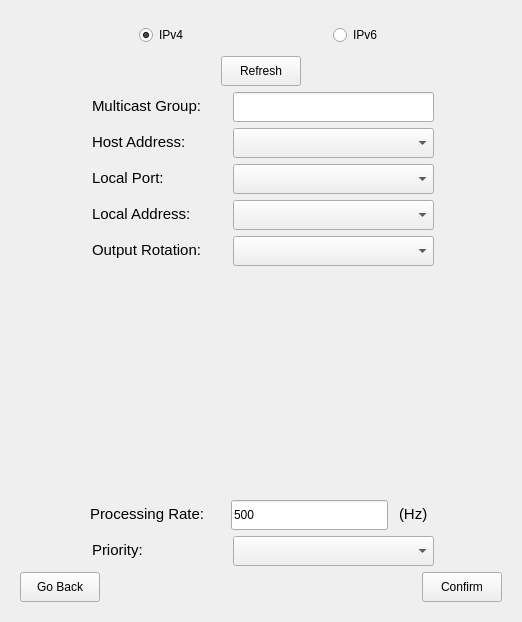
This is src/mocap_manager.ui in YevheniiKovryzhenko/KGroundControl as Qt 5 draws it before an edit. The edited form follows.
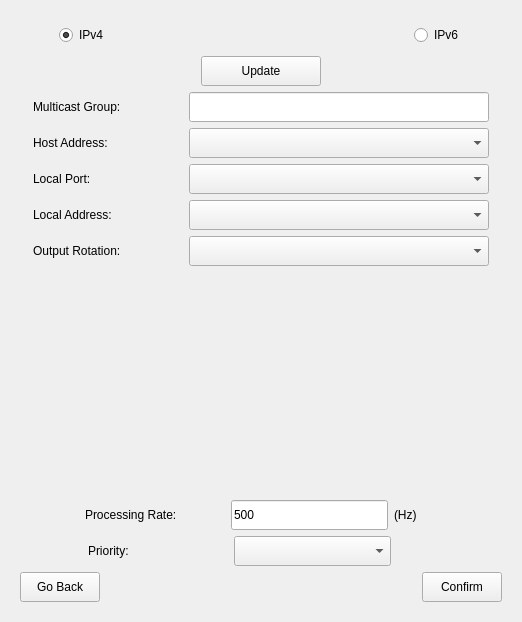
This is the edited form. The open tabs and pages were chosen to show the change.

Diff of the .ui file:
```diff
--- a/src/mocap_manager.ui
+++ b/src/mocap_manager.ui
@@ -13,9 +13,6 @@
   <property name="windowTitle">
    <string>Form</string>
   </property>
-  <property name="styleSheet">
-   <string notr="true">QTextBrowser { background: transparent; }</string>
-  </property>
   <property name="locale">
    <locale language="English" country="UnitedStates"/>
   </property>
@@ -226,7 +223,7 @@
               <enum>Qt::Orientation::Horizontal</enum>
              </property>
              <property name="sizeType">
-              <enum>QSizePolicy::Policy::Preferred</enum>
+              <enum>QSizePolicy::Fixed</enum>
              </property>
              <property name="sizeHint" stdset="0">
               <size>
@@ -242,7 +239,7 @@
               <enum>Qt::Orientation::Horizontal</enum>
              </property>
              <property name="sizeType">
-              <enum>QSizePolicy::Policy::Preferred</enum>
+              <enum>QSizePolicy::Fixed</enum>
              </property>
              <property name="sizeHint" stdset="0">
               <size>
@@ -302,18 +299,18 @@
             <widget class="QPushButton" name="btn_connection_local_update">
              <property name="minimumSize">
               <size>
-               <width>0</width>
+               <width>120</width>
                <height>30</height>
               </size>
              </property>
              <property name="maximumSize">
               <size>
-               <width>80</width>
+               <width>120</width>
                <height>16777215</height>
               </size>
              </property>
              <property name="text">
-              <string>Refresh</string>
+              <string>Update</string>
              </property>
             </widget>
            </item>
@@ -341,50 +338,31 @@
              </property>
              <property name="sizeHint" stdset="0">
               <size>
-               <width>300</width>
+               <width>20</width>
                <height>20</height>
               </size>
              </property>
             </spacer>
            </item>
            <item>
-            <widget class="QTextBrowser" name="textBrowser_42">
+            <widget class="QLabel" name="textBrowser_42">
              <property name="sizePolicy">
-              <sizepolicy hsizetype="Minimum" vsizetype="Ignored">
+              <sizepolicy hsizetype="Minimum" vsizetype="Fixed">
                <horstretch>0</horstretch>
                <verstretch>0</verstretch>
               </sizepolicy>
              </property>
              <property name="minimumSize">
               <size>
-               <width>140</width>
+               <width>150</width>
                <height>30</height>
               </size>
              </property>
-             <property name="sizeIncrement">
-              <size>
-               <width>0</width>
-               <height>0</height>
-              </size>
+             <property name="text">
+              <string>Multicast Group:</string>
              </property>
-             <property name="verticalScrollBarPolicy">
-              <enum>Qt::ScrollBarPolicy::ScrollBarAlwaysOff</enum>
-             </property>
-             <property name="horizontalScrollBarPolicy">
-              <enum>Qt::ScrollBarPolicy::ScrollBarAlwaysOff</enum>
-             </property>
-             <property name="sizeAdjustPolicy">
-              <enum>QAbstractScrollArea::SizeAdjustPolicy::AdjustToContents</enum>
-             </property>
-             <property name="html">
-              <string>&lt;!DOCTYPE HTML PUBLIC &quot;-//W3C//DTD HTML 4.0//EN&quot; &quot;http://www.w3.org/TR/REC-html40/strict.dtd&quot;&gt;
-&lt;html&gt;&lt;head&gt;&lt;meta name=&quot;qrichtext&quot; content=&quot;1&quot; /&gt;&lt;meta charset=&quot;utf-8&quot; /&gt;&lt;style type=&quot;text/css&quot;&gt;
-p, li { white-space: pre-wrap; }
-hr { height: 1px; border-width: 0; }
-li.unchecked::marker { content: &quot;\2610&quot;; }
-li.checked::marker { content: &quot;\2612&quot;; }
-&lt;/style&gt;&lt;/head&gt;&lt;body style=&quot; font-family:'Segoe UI'; font-size:9pt; font-weight:400; font-style:normal;&quot;&gt;
-&lt;p style=&quot; margin-top:0px; margin-bottom:0px; margin-left:0px; margin-right:0px; -qt-block-indent:0; text-indent:0px;&quot;&gt;&lt;span style=&quot; font-family:'Ubuntu Sans'; font-size:11pt;&quot;&gt;Multicast Group:&lt;/span&gt;&lt;/p&gt;&lt;/body&gt;&lt;/html&gt;</string>
+             <property name="alignment">
+              <set>Qt::AlignLeading|Qt::AlignLeft|Qt::AlignVCenter</set>
              </property>
             </widget>
            </item>
@@ -398,7 +376,7 @@
              </property>
              <property name="minimumSize">
               <size>
-               <width>201</width>
+               <width>300</width>
                <height>30</height>
               </size>
              </property>
@@ -426,7 +404,7 @@
              </property>
              <property name="sizeHint" stdset="0">
               <size>
-               <width>300</width>
+               <width>20</width>
                <height>20</height>
               </size>
              </property>
@@ -443,50 +421,31 @@
              </property>
              <property name="sizeHint" stdset="0">
               <size>
-               <width>300</width>
+               <width>20</width>
                <height>20</height>
               </size>
              </property>
             </spacer>
            </item>
            <item>
-            <widget class="QTextBrowser" name="textBrowser_43">
+            <widget class="QLabel" name="textBrowser_43">
              <property name="sizePolicy">
-              <sizepolicy hsizetype="Minimum" vsizetype="Ignored">
+              <sizepolicy hsizetype="Minimum" vsizetype="Fixed">
                <horstretch>0</horstretch>
                <verstretch>0</verstretch>
               </sizepolicy>
              </property>
              <property name="minimumSize">
               <size>
-               <width>140</width>
+               <width>150</width>
                <height>30</height>
               </size>
              </property>
-             <property name="sizeIncrement">
-              <size>
-               <width>0</width>
-               <height>0</height>
-              </size>
+             <property name="text">
+              <string>Host Address:</string>
              </property>
-             <property name="verticalScrollBarPolicy">
-              <enum>Qt::ScrollBarPolicy::ScrollBarAlwaysOff</enum>
-             </property>
-             <property name="horizontalScrollBarPolicy">
-              <enum>Qt::ScrollBarPolicy::ScrollBarAlwaysOff</enum>
-             </property>
-             <property name="sizeAdjustPolicy">
-              <enum>QAbstractScrollArea::SizeAdjustPolicy::AdjustToContents</enum>
-             </property>
-             <property name="html">
-              <string>&lt;!DOCTYPE HTML PUBLIC &quot;-//W3C//DTD HTML 4.0//EN&quot; &quot;http://www.w3.org/TR/REC-html40/strict.dtd&quot;&gt;
-&lt;html&gt;&lt;head&gt;&lt;meta name=&quot;qrichtext&quot; content=&quot;1&quot; /&gt;&lt;meta charset=&quot;utf-8&quot; /&gt;&lt;style type=&quot;text/css&quot;&gt;
-p, li { white-space: pre-wrap; }
-hr { height: 1px; border-width: 0; }
-li.unchecked::marker { content: &quot;\2610&quot;; }
-li.checked::marker { content: &quot;\2612&quot;; }
-&lt;/style&gt;&lt;/head&gt;&lt;body style=&quot; font-family:'Segoe UI'; font-size:9pt; font-weight:400; font-style:normal;&quot;&gt;
-&lt;p style=&quot; margin-top:0px; margin-bottom:0px; margin-left:0px; margin-right:0px; -qt-block-indent:0; text-indent:0px;&quot;&gt;&lt;span style=&quot; font-family:'Ubuntu Sans'; font-size:11pt;&quot;&gt;Host Address:&lt;/span&gt;&lt;/p&gt;&lt;/body&gt;&lt;/html&gt;</string>
+             <property name="alignment">
+              <set>Qt::AlignLeading|Qt::AlignLeft|Qt::AlignVCenter</set>
              </property>
             </widget>
            </item>
@@ -500,7 +459,7 @@
              </property>
              <property name="minimumSize">
               <size>
-               <width>201</width>
+               <width>300</width>
                <height>30</height>
               </size>
              </property>
@@ -516,6 +475,9 @@
                <height>0</height>
               </size>
              </property>
+             <property name="sizeAdjustPolicy">
+              <enum>QComboBox::AdjustToContents</enum>
+             </property>
             </widget>
            </item>
            <item>
@@ -525,7 +487,7 @@
              </property>
              <property name="sizeHint" stdset="0">
               <size>
-               <width>300</width>
+               <width>20</width>
                <height>20</height>
               </size>
              </property>
@@ -542,50 +504,31 @@
              </property>
              <property name="sizeHint" stdset="0">
               <size>
-               <width>300</width>
+               <width>20</width>
                <height>20</height>
               </size>
              </property>
             </spacer>
            </item>
            <item>
-            <widget class="QTextBrowser" name="textBrowser_44">
+            <widget class="QLabel" name="textBrowser_44">
              <property name="sizePolicy">
-              <sizepolicy hsizetype="Minimum" vsizetype="Ignored">
+              <sizepolicy hsizetype="Minimum" vsizetype="Fixed">
                <horstretch>0</horstretch>
                <verstretch>0</verstretch>
               </sizepolicy>
              </property>
              <property name="minimumSize">
               <size>
-               <width>140</width>
+               <width>150</width>
                <height>30</height>
               </size>
              </property>
-             <property name="sizeIncrement">
-              <size>
-               <width>0</width>
-               <height>0</height>
-              </size>
+             <property name="text">
+              <string>Local Port:</string>
              </property>
-             <property name="verticalScrollBarPolicy">
-              <enum>Qt::ScrollBarPolicy::ScrollBarAlwaysOff</enum>
-             </property>
-             <property name="horizontalScrollBarPolicy">
-              <enum>Qt::ScrollBarPolicy::ScrollBarAlwaysOff</enum>
-             </property>
-             <property name="sizeAdjustPolicy">
-              <enum>QAbstractScrollArea::SizeAdjustPolicy::AdjustToContents</enum>
-             </property>
-             <property name="html">
-              <string>&lt;!DOCTYPE HTML PUBLIC &quot;-//W3C//DTD HTML 4.0//EN&quot; &quot;http://www.w3.org/TR/REC-html40/strict.dtd&quot;&gt;
-&lt;html&gt;&lt;head&gt;&lt;meta name=&quot;qrichtext&quot; content=&quot;1&quot; /&gt;&lt;meta charset=&quot;utf-8&quot; /&gt;&lt;style type=&quot;text/css&quot;&gt;
-p, li { white-space: pre-wrap; }
-hr { height: 1px; border-width: 0; }
-li.unchecked::marker { content: &quot;\2610&quot;; }
-li.checked::marker { content: &quot;\2612&quot;; }
-&lt;/style&gt;&lt;/head&gt;&lt;body style=&quot; font-family:'Segoe UI'; font-size:9pt; font-weight:400; font-style:normal;&quot;&gt;
-&lt;p style=&quot; margin-top:0px; margin-bottom:0px; margin-left:0px; margin-right:0px; -qt-block-indent:0; text-indent:0px;&quot;&gt;&lt;span style=&quot; font-family:'Ubuntu Sans'; font-size:11pt;&quot;&gt;Local Port:&lt;/span&gt;&lt;/p&gt;&lt;/body&gt;&lt;/html&gt;</string>
+             <property name="alignment">
+              <set>Qt::AlignLeading|Qt::AlignLeft|Qt::AlignVCenter</set>
              </property>
             </widget>
            </item>
@@ -599,7 +542,7 @@
              </property>
              <property name="minimumSize">
               <size>
-               <width>201</width>
+               <width>300</width>
                <height>30</height>
               </size>
              </property>
@@ -615,6 +558,9 @@
                <height>0</height>
               </size>
              </property>
+             <property name="sizeAdjustPolicy">
+              <enum>QComboBox::AdjustToContents</enum>
+             </property>
             </widget>
            </item>
            <item>
@@ -624,7 +570,7 @@
              </property>
              <property name="sizeHint" stdset="0">
               <size>
-               <width>300</width>
+               <width>20</width>
                <height>20</height>
               </size>
              </property>
@@ -641,50 +587,31 @@
              </property>
              <property name="sizeHint" stdset="0">
               <size>
-               <width>300</width>
+               <width>20</width>
                <height>20</height>
               </size>
              </property>
             </spacer>
            </item>
            <item>
-            <widget class="QTextBrowser" name="textBrowser_45">
+            <widget class="QLabel" name="textBrowser_45">
              <property name="sizePolicy">
-              <sizepolicy hsizetype="Minimum" vsizetype="Ignored">
+              <sizepolicy hsizetype="Minimum" vsizetype="Fixed">
                <horstretch>0</horstretch>
                <verstretch>0</verstretch>
               </sizepolicy>
              </property>
              <property name="minimumSize">
               <size>
-               <width>140</width>
+               <width>150</width>
                <height>30</height>
               </size>
              </property>
-             <property name="sizeIncrement">
-              <size>
-               <width>0</width>
-               <height>0</height>
-              </size>
+             <property name="text">
+              <string>Local Address:</string>
              </property>
-             <property name="verticalScrollBarPolicy">
-              <enum>Qt::ScrollBarPolicy::ScrollBarAlwaysOff</enum>
-             </property>
-             <property name="horizontalScrollBarPolicy">
-              <enum>Qt::ScrollBarPolicy::ScrollBarAlwaysOff</enum>
-             </property>
-             <property name="sizeAdjustPolicy">
-              <enum>QAbstractScrollArea::SizeAdjustPolicy::AdjustToContents</enum>
-             </property>
-             <property name="html">
-              <string>&lt;!DOCTYPE HTML PUBLIC &quot;-//W3C//DTD HTML 4.0//EN&quot; &quot;http://www.w3.org/TR/REC-html40/strict.dtd&quot;&gt;
-&lt;html&gt;&lt;head&gt;&lt;meta name=&quot;qrichtext&quot; content=&quot;1&quot; /&gt;&lt;meta charset=&quot;utf-8&quot; /&gt;&lt;style type=&quot;text/css&quot;&gt;
-p, li { white-space: pre-wrap; }
-hr { height: 1px; border-width: 0; }
-li.unchecked::marker { content: &quot;\2610&quot;; }
-li.checked::marker { content: &quot;\2612&quot;; }
-&lt;/style&gt;&lt;/head&gt;&lt;body style=&quot; font-family:'Segoe UI'; font-size:9pt; font-weight:400; font-style:normal;&quot;&gt;
-&lt;p style=&quot; margin-top:0px; margin-bottom:0px; margin-left:0px; margin-right:0px; -qt-block-indent:0; text-indent:0px;&quot;&gt;&lt;span style=&quot; font-family:'Ubuntu Sans'; font-size:11pt;&quot;&gt;Local Address:&lt;/span&gt;&lt;/p&gt;&lt;/body&gt;&lt;/html&gt;</string>
+             <property name="alignment">
+              <set>Qt::AlignLeading|Qt::AlignLeft|Qt::AlignVCenter</set>
              </property>
             </widget>
            </item>
@@ -698,7 +625,7 @@
              </property>
              <property name="minimumSize">
               <size>
-               <width>201</width>
+               <width>300</width>
                <height>30</height>
               </size>
              </property>
@@ -714,6 +641,9 @@
                <height>0</height>
               </size>
              </property>
+             <property name="sizeAdjustPolicy">
+              <enum>QComboBox::AdjustToContents</enum>
+             </property>
             </widget>
            </item>
            <item>
@@ -723,7 +653,7 @@
              </property>
              <property name="sizeHint" stdset="0">
               <size>
-               <width>300</width>
+               <width>20</width>
                <height>20</height>
               </size>
              </property>
@@ -740,64 +670,45 @@
              </property>
              <property name="sizeHint" stdset="0">
               <size>
-               <width>300</width>
+               <width>20</width>
                <height>20</height>
               </size>
              </property>
             </spacer>
            </item>
            <item>
-            <widget class="QTextBrowser" name="textBrowser_46">
+            <widget class="QLabel" name="textBrowser_46">
              <property name="sizePolicy">
-              <sizepolicy hsizetype="Minimum" vsizetype="Ignored">
+              <sizepolicy hsizetype="Minimum" vsizetype="Fixed">
                <horstretch>0</horstretch>
                <verstretch>0</verstretch>
               </sizepolicy>
              </property>
              <property name="minimumSize">
               <size>
-               <width>140</width>
+               <width>150</width>
                <height>30</height>
               </size>
              </property>
-             <property name="sizeIncrement">
-              <size>
-               <width>0</width>
-               <height>0</height>
-              </size>
+             <property name="text">
+              <string>Output Rotation:</string>
              </property>
-             <property name="verticalScrollBarPolicy">
-              <enum>Qt::ScrollBarPolicy::ScrollBarAlwaysOff</enum>
-             </property>
-             <property name="horizontalScrollBarPolicy">
-              <enum>Qt::ScrollBarPolicy::ScrollBarAlwaysOff</enum>
-             </property>
-             <property name="sizeAdjustPolicy">
-              <enum>QAbstractScrollArea::SizeAdjustPolicy::AdjustToContents</enum>
-             </property>
-             <property name="html">
-              <string>&lt;!DOCTYPE HTML PUBLIC &quot;-//W3C//DTD HTML 4.0//EN&quot; &quot;http://www.w3.org/TR/REC-html40/strict.dtd&quot;&gt;
-&lt;html&gt;&lt;head&gt;&lt;meta name=&quot;qrichtext&quot; content=&quot;1&quot; /&gt;&lt;meta charset=&quot;utf-8&quot; /&gt;&lt;style type=&quot;text/css&quot;&gt;
-p, li { white-space: pre-wrap; }
-hr { height: 1px; border-width: 0; }
-li.unchecked::marker { content: &quot;\2610&quot;; }
-li.checked::marker { content: &quot;\2612&quot;; }
-&lt;/style&gt;&lt;/head&gt;&lt;body style=&quot; font-family:'Segoe UI'; font-size:9pt; font-weight:400; font-style:normal;&quot;&gt;
-&lt;p style=&quot; margin-top:0px; margin-bottom:0px; margin-left:0px; margin-right:0px; -qt-block-indent:0; text-indent:0px;&quot;&gt;&lt;span style=&quot; font-family:'Ubuntu Sans'; font-size:11pt;&quot;&gt;Output Rotation:&lt;/span&gt;&lt;/p&gt;&lt;/body&gt;&lt;/html&gt;</string>
+             <property name="alignment">
+              <set>Qt::AlignLeading|Qt::AlignLeft|Qt::AlignVCenter</set>
              </property>
             </widget>
            </item>
            <item>
             <widget class="QComboBox" name="cmbx_connection_rotation">
              <property name="sizePolicy">
-              <sizepolicy hsizetype="MinimumExpanding" vsizetype="Maximum">
+              <sizepolicy hsizetype="Minimum" vsizetype="Maximum">
                <horstretch>30</horstretch>
                <verstretch>0</verstretch>
               </sizepolicy>
              </property>
              <property name="minimumSize">
               <size>
-               <width>201</width>
+               <width>300</width>
                <height>30</height>
               </size>
              </property>
@@ -813,6 +724,9 @@
                <height>0</height>
               </size>
              </property>
+             <property name="sizeAdjustPolicy">
+              <enum>QComboBox::AdjustToContents</enum>
+             </property>
             </widget>
            </item>
            <item>
@@ -822,7 +736,7 @@
              </property>
              <property name="sizeHint" stdset="0">
               <size>
-               <width>300</width>
+               <width>20</width>
                <height>20</height>
               </size>
              </property>
@@ -836,12 +750,12 @@
             <enum>Qt::Orientation::Vertical</enum>
            </property>
            <property name="sizeType">
-            <enum>QSizePolicy::Policy::MinimumExpanding</enum>
+            <enum>QSizePolicy::Fixed</enum>
            </property>
            <property name="sizeHint" stdset="0">
             <size>
-             <width>20</width>
-             <height>0</height>
+             <width>0</width>
+             <height>500</height>
             </size>
            </property>
           </spacer>
@@ -862,9 +776,9 @@
             </spacer>
            </item>
            <item>
-            <widget class="QTextBrowser" name="textBrowser_9">
+            <widget class="QLabel" name="textBrowser_9">
              <property name="sizePolicy">
-              <sizepolicy hsizetype="Minimum" vsizetype="Ignored">
+              <sizepolicy hsizetype="Minimum" vsizetype="Fixed">
                <horstretch>0</horstretch>
                <verstretch>0</verstretch>
               </sizepolicy>
@@ -875,36 +789,8 @@
                <height>30</height>
               </size>
              </property>
-             <property name="sizeIncrement">
-              <size>
-               <width>0</width>
-               <height>0</height>
-              </size>
-             </property>
-             <property name="frameShape">
-              <enum>QFrame::Shape::StyledPanel</enum>
-             </property>
-             <property name="frameShadow">
-              <enum>QFrame::Shadow::Plain</enum>
-             </property>
-             <property name="verticalScrollBarPolicy">
-              <enum>Qt::ScrollBarPolicy::ScrollBarAlwaysOff</enum>
-             </property>
-             <property name="horizontalScrollBarPolicy">
-              <enum>Qt::ScrollBarPolicy::ScrollBarAlwaysOff</enum>
-             </property>
-             <property name="sizeAdjustPolicy">
-              <enum>QAbstractScrollArea::SizeAdjustPolicy::AdjustToContents</enum>
-             </property>
-             <property name="html">
-              <string>&lt;!DOCTYPE HTML PUBLIC &quot;-//W3C//DTD HTML 4.0//EN&quot; &quot;http://www.w3.org/TR/REC-html40/strict.dtd&quot;&gt;
-&lt;html&gt;&lt;head&gt;&lt;meta name=&quot;qrichtext&quot; content=&quot;1&quot; /&gt;&lt;meta charset=&quot;utf-8&quot; /&gt;&lt;style type=&quot;text/css&quot;&gt;
-p, li { white-space: pre-wrap; }
-hr { height: 1px; border-width: 0; }
-li.unchecked::marker { content: &quot;\2610&quot;; }
-li.checked::marker { content: &quot;\2612&quot;; }
-&lt;/style&gt;&lt;/head&gt;&lt;body style=&quot; font-family:'Segoe UI'; font-size:9pt; font-weight:400; font-style:normal;&quot;&gt;
-&lt;p style=&quot; margin-top:0px; margin-bottom:0px; margin-left:0px; margin-right:0px; -qt-block-indent:0; text-indent:0px;&quot;&gt;&lt;span style=&quot; font-family:'Ubuntu Sans'; font-size:11pt;&quot;&gt;Processing Rate:&lt;/span&gt;&lt;/p&gt;&lt;/body&gt;&lt;/html&gt;</string>
+             <property name="text">
+              <string>Processing Rate:</string>
              </property>
             </widget>
            </item>
@@ -943,9 +829,9 @@
             </widget>
            </item>
            <item>
-            <widget class="QTextBrowser" name="textBrowser_13">
+            <widget class="QLabel" name="textBrowser_13">
              <property name="sizePolicy">
-              <sizepolicy hsizetype="Fixed" vsizetype="Ignored">
+              <sizepolicy hsizetype="Fixed" vsizetype="Fixed">
                <horstretch>0</horstretch>
                <verstretch>0</verstretch>
               </sizepolicy>
@@ -959,33 +845,11 @@
              <property name="maximumSize">
               <size>
                <width>40</width>
-               <height>16777215</height>
+               <height>30</height>
               </size>
              </property>
-             <property name="sizeIncrement">
-              <size>
-               <width>0</width>
-               <height>0</height>
-              </size>
-             </property>
-             <property name="verticalScrollBarPolicy">
-              <enum>Qt::ScrollBarPolicy::ScrollBarAlwaysOff</enum>
-             </property>
-             <property name="horizontalScrollBarPolicy">
-              <enum>Qt::ScrollBarPolicy::ScrollBarAlwaysOff</enum>
-             </property>
-             <property name="sizeAdjustPolicy">
-              <enum>QAbstractScrollArea::SizeAdjustPolicy::AdjustToContents</enum>
-             </property>
-             <property name="html">
-              <string>&lt;!DOCTYPE HTML PUBLIC &quot;-//W3C//DTD HTML 4.0//EN&quot; &quot;http://www.w3.org/TR/REC-html40/strict.dtd&quot;&gt;
-&lt;html&gt;&lt;head&gt;&lt;meta name=&quot;qrichtext&quot; content=&quot;1&quot; /&gt;&lt;meta charset=&quot;utf-8&quot; /&gt;&lt;style type=&quot;text/css&quot;&gt;
-p, li { white-space: pre-wrap; }
-hr { height: 1px; border-width: 0; }
-li.unchecked::marker { content: &quot;\2610&quot;; }
-li.checked::marker { content: &quot;\2612&quot;; }
-&lt;/style&gt;&lt;/head&gt;&lt;body style=&quot; font-family:'Segoe UI'; font-size:9pt; font-weight:400; font-style:normal;&quot;&gt;
-&lt;p style=&quot; margin-top:0px; margin-bottom:0px; margin-left:0px; margin-right:0px; -qt-block-indent:0; text-indent:0px;&quot;&gt;&lt;span style=&quot; font-family:'Ubuntu Sans'; font-size:11pt;&quot;&gt;(Hz)&lt;/span&gt;&lt;/p&gt;&lt;/body&gt;&lt;/html&gt;</string>
+             <property name="text">
+              <string>(Hz)</string>
              </property>
             </widget>
            </item>
@@ -1020,9 +884,9 @@
             </spacer>
            </item>
            <item>
-            <widget class="QTextBrowser" name="textBrowser_12">
+            <widget class="QLabel" name="textBrowser_12">
              <property name="sizePolicy">
-              <sizepolicy hsizetype="Minimum" vsizetype="Ignored">
+              <sizepolicy hsizetype="Minimum" vsizetype="Fixed">
                <horstretch>0</horstretch>
                <verstretch>0</verstretch>
               </sizepolicy>
@@ -1033,30 +897,11 @@
                <height>30</height>
               </size>
              </property>
-             <property name="sizeIncrement">
-              <size>
-               <width>0</width>
-               <height>0</height>
-              </size>
+             <property name="text">
+              <string>Priority:</string>
              </property>
-             <property name="verticalScrollBarPolicy">
-              <enum>Qt::ScrollBarPolicy::ScrollBarAlwaysOff</enum>
-             </property>
-             <property name="horizontalScrollBarPolicy">
-              <enum>Qt::ScrollBarPolicy::ScrollBarAlwaysOff</enum>
-             </property>
-             <property name="sizeAdjustPolicy">
-              <enum>QAbstractScrollArea::SizeAdjustPolicy::AdjustToContents</enum>
-             </property>
-             <property name="html">
-              <string>&lt;!DOCTYPE HTML PUBLIC &quot;-//W3C//DTD HTML 4.0//EN&quot; &quot;http://www.w3.org/TR/REC-html40/strict.dtd&quot;&gt;
-&lt;html&gt;&lt;head&gt;&lt;meta name=&quot;qrichtext&quot; content=&quot;1&quot; /&gt;&lt;meta charset=&quot;utf-8&quot; /&gt;&lt;style type=&quot;text/css&quot;&gt;
-p, li { white-space: pre-wrap; }
-hr { height: 1px; border-width: 0; }
-li.unchecked::marker { content: &quot;\2610&quot;; }
-li.checked::marker { content: &quot;\2612&quot;; }
-&lt;/style&gt;&lt;/head&gt;&lt;body style=&quot; font-family:'Segoe UI'; font-size:9pt; font-weight:400; font-style:normal;&quot;&gt;
-&lt;p style=&quot; margin-top:0px; margin-bottom:0px; margin-left:0px; margin-right:0px; -qt-block-indent:0; text-indent:0px;&quot;&gt;&lt;span style=&quot; font-family:'Ubuntu Sans'; font-size:11pt;&quot;&gt;Priority:&lt;/span&gt;&lt;/p&gt;&lt;/body&gt;&lt;/html&gt;</string>
+             <property name="alignment">
+              <set>Qt::AlignLeading|Qt::AlignLeft|Qt::AlignVCenter</set>
              </property>
             </widget>
            </item>
@@ -1070,18 +915,37 @@
              </property>
              <property name="minimumSize">
               <size>
-               <width>201</width>
+               <width>157</width>
                <height>30</height>
               </size>
              </property>
              <property name="maximumSize">
               <size>
-               <width>500</width>
+               <width>460</width>
                <height>16777215</height>
               </size>
              </property>
+             <property name="sizeAdjustPolicy">
+              <enum>QComboBox::AdjustToContents</enum>
+             </property>
             </widget>
            </item>
+           <item>
+            <spacer name="horizontalSpacer_18">
+             <property name="orientation">
+              <enum>Qt::Horizontal</enum>
+             </property>
+             <property name="sizeType">
+              <enum>QSizePolicy::Fixed</enum>
+             </property>
+             <property name="sizeHint" stdset="0">
+              <size>
+               <width>43</width>
+               <height>20</height>
+              </size>
+             </property>
+            </spacer>
+           </item>
            <item>
             <spacer name="horizontalSpacer_8">
              <property name="orientation">
```
Left out of the diff: 571 changed lines with no effect on the pictures.
